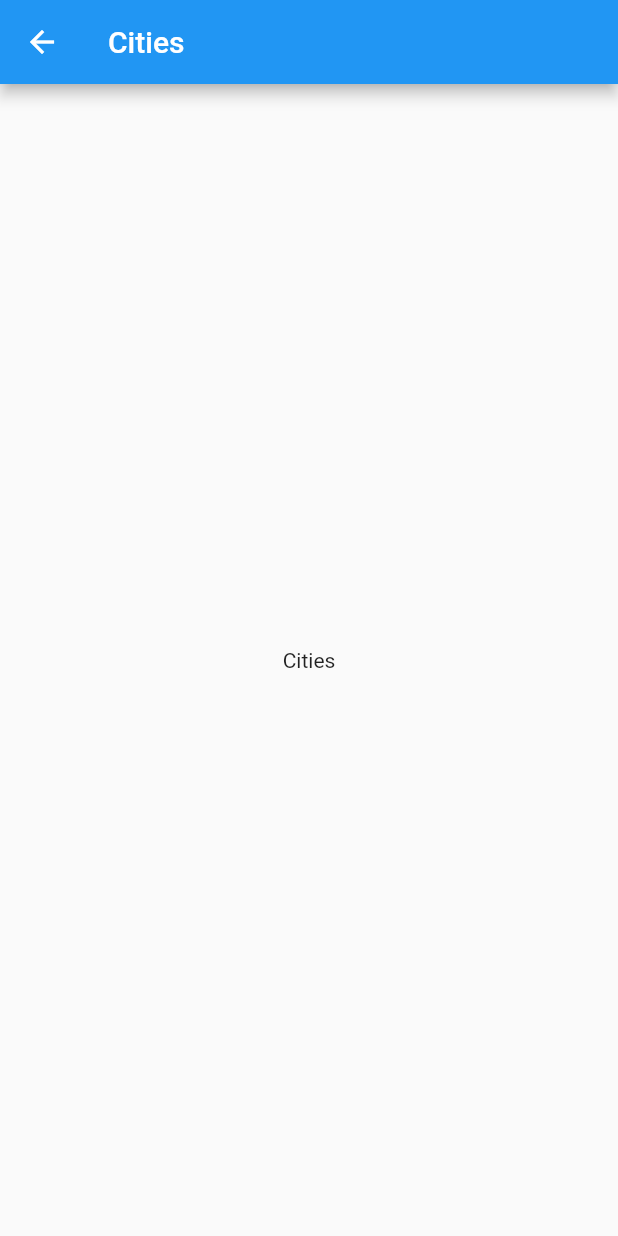
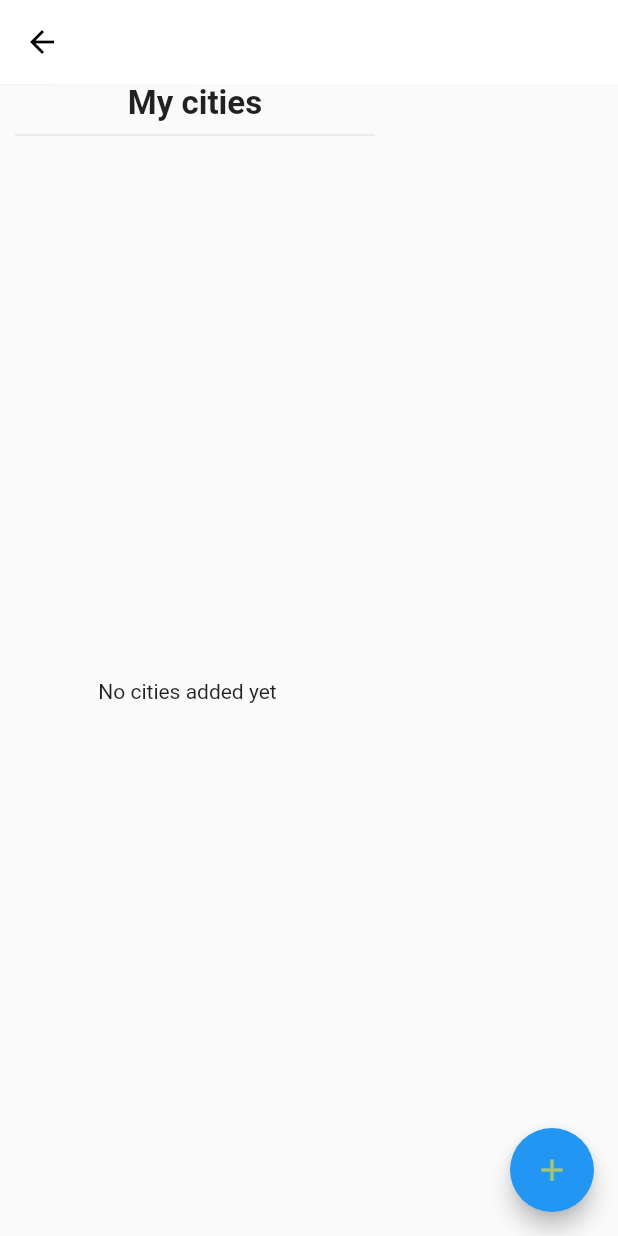
Before and after one commit to Angel-cuba/Flutter_learning, a Flutter app: the CitiesView screen opened directly, on a phone screen of 412 x 824 dp. Run offline on Flutter 3.47's test engine with Material 2 defaults, Android fonts, the phone set to English and light mode, and no system bars.

Commit message:
Cities view

```diff
--- a/lib/screens/cities/cities_view.dart
+++ b/lib/screens/cities/cities_view.dart
@@ -1,4 +1,7 @@
 import 'package:flutter/material.dart';
+import 'package:weather_app/common/header.dart';
+import 'package:weather_app/constants/colors.dart';
+import 'package:weather_app/constants/ui_constants.dart';
 
 class CitiesView extends StatelessWidget {
   const CitiesView({super.key});
@@ -7,10 +10,27 @@ class CitiesView extends StatelessWidget {
   Widget build(BuildContext context) {
     return Scaffold(
       appBar: AppBar(
-        title: const Text('Cities'),
+        backgroundColor: Colors.white,
+        iconTheme: IconThemeData(color: Colors.black),
+        elevation: 0.1,
       ),
-      body: const Center(
-        child: Text('Cities'),
+      floatingActionButton: FloatingActionButton(
+        onPressed: () {},
+        child: const Icon(Icons.add, color: primaryColor),
+      ),
+      body: ConstrainedBox(
+        constraints: const BoxConstraints(maxWidth: maxPageWidth),
+        child: Column(
+          children: const <Widget>[
+            Header(
+              title: "My cities",
+            ),
+            Expanded(
+                child: Center(
+              child: Text("No cities added yet"),
+            ))
+          ],
+        ),
       ),
     );
   }
```
